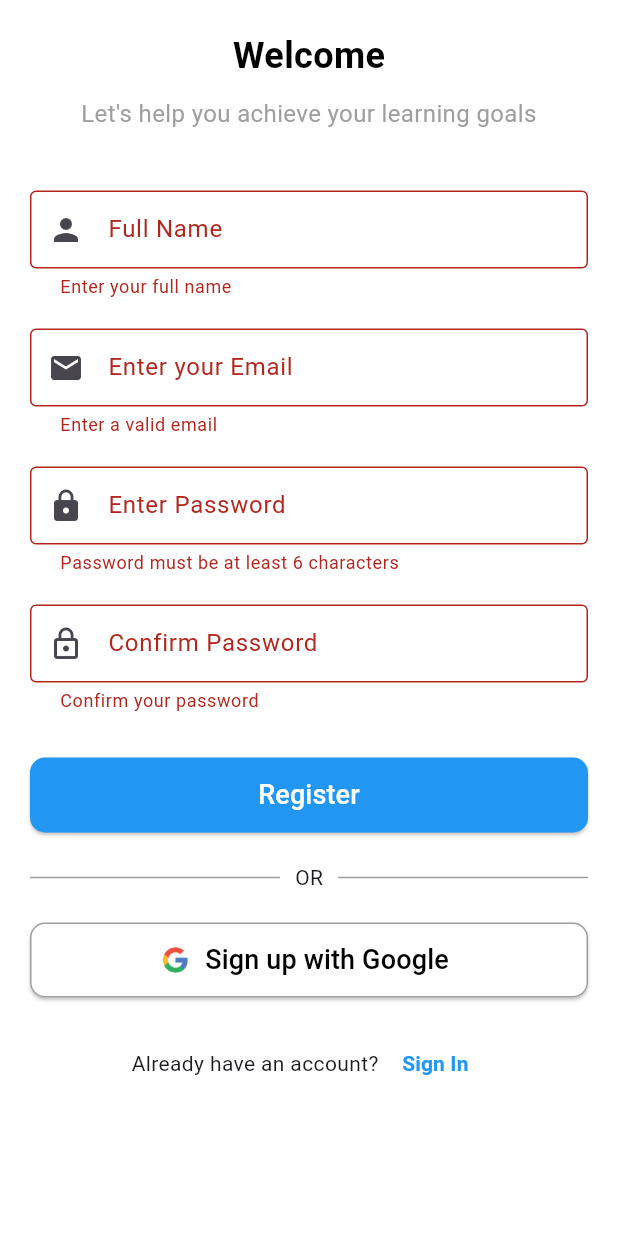
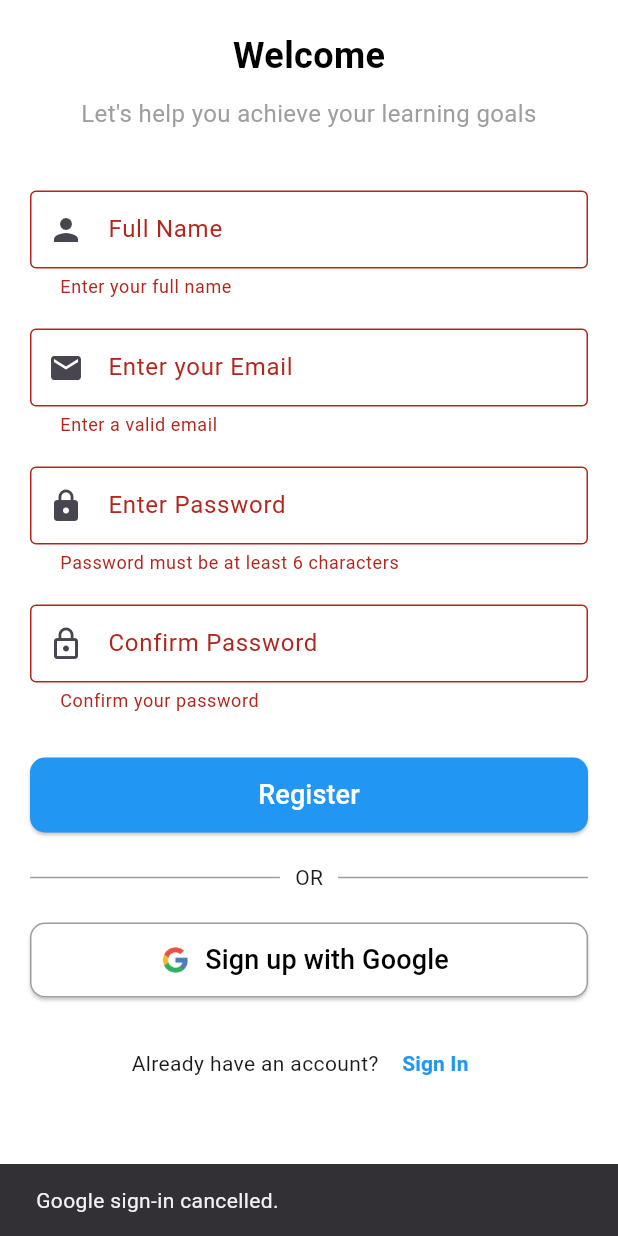
Before and after one commit to Irenee123/QuizMaster, a Flutter app: the SignupScreen screen opened by its route, after a tap on "Register", after a tap on "Sign up with Google", on a phone screen of 412 x 824 dp. Run offline on Flutter 3.47's test engine with Material 3 defaults, Android fonts, the phone set to English and light mode, and no system bars; our stand-ins replace cloud_firestore, firebase_auth, firebase_core, google_sign_in, iconsax; accounts and stored records are empty.

Commit message:
added provider state management

```diff
--- /dev/null
+++ b/lib/providers/auth_provider.dart
@@ -0,0 +1,76 @@
+import 'package:firebase_auth/firebase_auth.dart';
+import 'package:cloud_firestore/cloud_firestore.dart';
+import 'package:flutter/material.dart';
+import 'package:google_sign_in/google_sign_in.dart';
+
+class AuthProvider with ChangeNotifier {
+  final FirebaseAuth _auth = FirebaseAuth.instance;
+  final FirebaseFirestore _firestore = FirebaseFirestore.instance;
+  final FirebaseAuth _firebaseAuth = FirebaseAuth.instance;
+
+  bool _isLoading = false;
+  bool get isLoading => _isLoading;
+
+  void setLoading(bool value) {
+    _isLoading = value;
+    notifyListeners();
+  }
+
+  // Email Sign-Up
+  Future<String?> signUpWithEmail({
+    required String fullName,
+    required String email,
+    required String password,
+  }) async {
+    try {
+      setLoading(true);
+      UserCredential userCredential = await _auth.createUserWithEmailAndPassword(
+        email: email,
+        password: password,
+      );
+
+      // Store user details in Firestore
+      await _firestore.collection("users").doc(userCredential.user!.uid).set({
+        "fullName": fullName,
+        "email": email,
+        "createdAt": FieldValue.serverTimestamp(),
+      });
+
+      return null; // Success
+    } catch (e) {
+      return e.toString(); // Return error message
+    } finally {
+      setLoading(false);
+    }
+  }
+
+  // Google Sign-In
+  Future<String?> signInWithGoogle() async {
+    try {
+      setLoading(true);
+      final GoogleSignIn googleSignIn = GoogleSignIn();
+
+      final GoogleSignInAccount? googleUser = await googleSignIn.signIn();
+      if (googleUser == null) return "Google sign-in cancelled.";
+
+      final GoogleSignInAuthentication googleAuth = await googleUser.authentication;
+      final AuthCredential credential = GoogleAuthProvider.credential(
+        accessToken: googleAuth.accessToken,
+        idToken: googleAuth.idToken,
+      );
+
+      await _auth.signInWithCredential(credential);
+      return null;
+    } catch (e) {
+      return e.toString();
+    } finally {
+      setLoading(false);
+    }
+  }
+
+
+  // Sign out method
+  Future<void> signOut() async {
+    await _firebaseAuth.signOut();
+  }
+}
--- a/lib/screens/signup_screen.dart
+++ b/lib/screens/signup_screen.dart
@@ -1,8 +1,7 @@
-import 'package:cloud_firestore/cloud_firestore.dart';
 import 'package:flutter/material.dart';
-import 'package:firebase_auth/firebase_auth.dart';
-import 'package:google_sign_in/google_sign_in.dart';
+import 'package:provider/provider.dart';
 import 'login_screen.dart';
+import '../providers/auth_provider.dart';
 
 class SignupScreen extends StatefulWidget {
   const SignupScreen({super.key});
@@ -12,7 +11,6 @@ class SignupScreen extends StatefulWidget {
 }
 
 class _SignupScreenState extends State<SignupScreen> {
-  final _auth = FirebaseAuth.instance;
   final _formKey = GlobalKey<FormState>();
 
   final TextEditingController _fullNameController = TextEditingController();
@@ -31,83 +29,40 @@ class _SignupScreenState extends State<SignupScreen> {
     super.dispose();
   }
 
-  void _signUpWithEmail() async {
+  void _signUp(BuildContext context) async {
+    final authProvider = Provider.of<AuthProvider>(context, listen: false);
+
     if (!_formKey.currentState!.validate()) return;
+    if (_passwordController.text.trim() != _confirmPasswordController.text.trim()) {
+      ScaffoldMessenger.of(context).showSnackBar(const SnackBar(content: Text("Passwords do not match!")));
+      return;
+    }
 
     setState(() => _isLoading = true);
 
-    try {
-      // Check if passwords match
-      if (_passwordController.text.trim() != _confirmPasswordController.text.trim()) {
-        ScaffoldMessenger.of(context).showSnackBar(
-          const SnackBar(content: Text("Passwords do not match!")),
-        );
-        setState(() => _isLoading = false);
-        return;
-      }
+    String? result = await authProvider.signUpWithEmail(
+      fullName: _fullNameController.text.trim(),
+      email: _emailController.text.trim(),
+      password: _passwordController.text.trim(),
+    );
 
-      // Create user
-      UserCredential userCredential = await _auth.createUserWithEmailAndPassword(
-        email: _emailController.text.trim(),
-        password: _passwordController.text.trim(),
-      );
+    setState(() => _isLoading = false);
 
-      // Store additional user details
-      await FirebaseFirestore.instance.collection("users").doc(userCredential.user!.uid).set({
-        "fullName": _fullNameController.text.trim(),
-        "email": _emailController.text.trim(),
-        "createdAt": FieldValue.serverTimestamp(),
-      });
-
-      ScaffoldMessenger.of(context).showSnackBar(
-        const SnackBar(content: Text("Account created successfully!")),
-      );
-
-      if (mounted) {
-        Navigator.pushReplacement(
-          context,
-          MaterialPageRoute(builder: (context) => LoginScreen()),
-        );
-      }
-    } catch (e) {
-      ScaffoldMessenger.of(context).showSnackBar(
-        SnackBar(content: Text("Signup failed: ${e.toString()}")),
-      );
-    } finally {
-      if (mounted) setState(() => _isLoading = false);
+    if (result == null) {
+      Navigator.pushReplacementNamed(context, "/login");
+    } else {
+      ScaffoldMessenger.of(context).showSnackBar(SnackBar(content: Text(result)));
     }
   }
 
-  Future<void> _signInWithGoogle() async {
-    try {
-      final GoogleSignIn googleSignIn = GoogleSignIn(
-        clientId: "561599163621-gjua9v2me2llost4ft5epctqup7m1r5v.apps.googleusercontent.com", // Replace with your actual Client ID
-      );
+  Future<void> _googleSignIn(BuildContext context) async {
+    final authProvider = Provider.of<AuthProvider>(context, listen: false);
 
-      final GoogleSignInAccount? googleUser = await googleSignIn.signIn();
-      if (googleUser == null) return; // User canceled sign-in
-
-      final GoogleSignInAuthentication googleAuth = await googleUser.authentication;
-
-      final OAuthCredential credential = GoogleAuthProvider.credential(
-        accessToken: googleAuth.accessToken,
-        idToken: googleAuth.idToken,
-      );
-
-      await _auth.signInWithCredential(credential);
-
-      ScaffoldMessenger.of(context).showSnackBar(
-        const SnackBar(content: Text("Signed in with Google!")),
-      );
-
-      Navigator.pushReplacement(
-        context,
-        MaterialPageRoute(builder: (context) => LoginScreen()),
-      );
-    } catch (e) {
-      ScaffoldMessenger.of(context).showSnackBar(
-        SnackBar(content: Text("Google Sign-In failed: ${e.toString()}")),
-      );
+    String? result = await authProvider.signInWithGoogle();
+    if (result == null) {
+      Navigator.pushReplacementNamed(context, "/home");
+    } else {
+      ScaffoldMessenger.of(context).showSnackBar(SnackBar(content: Text(result)));
     }
   }
 
@@ -191,7 +146,7 @@ class _SignupScreenState extends State<SignupScreen> {
                   width: double.infinity,
                   height: 50,
                   child: ElevatedButton(
-                    onPressed: _isLoading ? null : _signUpWithEmail,
+                    onPressed: _isLoading ? null : () => _signUp(context),
                     style: ElevatedButton.styleFrom(
                       backgroundColor: Colors.blue,
                       shape: RoundedRectangleBorder(borderRadius: BorderRadius.circular(10)),
@@ -224,7 +179,7 @@ class _SignupScreenState extends State<SignupScreen> {
                   width: double.infinity,
                   height: 50,
                   child: ElevatedButton.icon(
-                    onPressed: _signInWithGoogle,
+                    onPressed: () => _googleSignIn(context),
                     icon: Image.asset("assets/google_logo.png", height: 24),
                     label: const Text(
                       "Sign up with Google",
--- a/pubspec.yaml
+++ b/pubspec.yaml
@@ -33,6 +33,7 @@ dependencies:
   iconsax: ^0.0.8
   flutter_staggered_animations: ^1.1.0
   shimmer: ^2.0.0
+  provider: ^6.0.5
 
   # The following adds the Cupertino Icons font to your application.
   # Use with the CupertinoIcons class for iOS style icons.
```
Also changed, not shown: lib/home/home_screen.dart (+62 -7 lines), lib/main.dart (+18 -3 lines), pubspec.lock.
